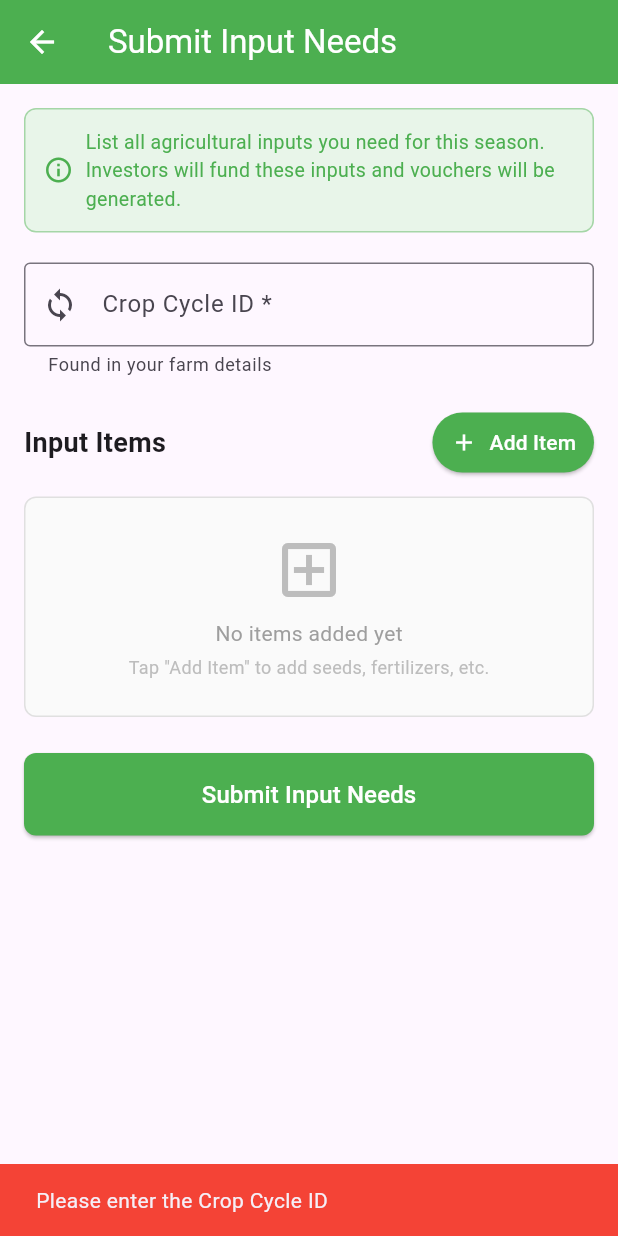
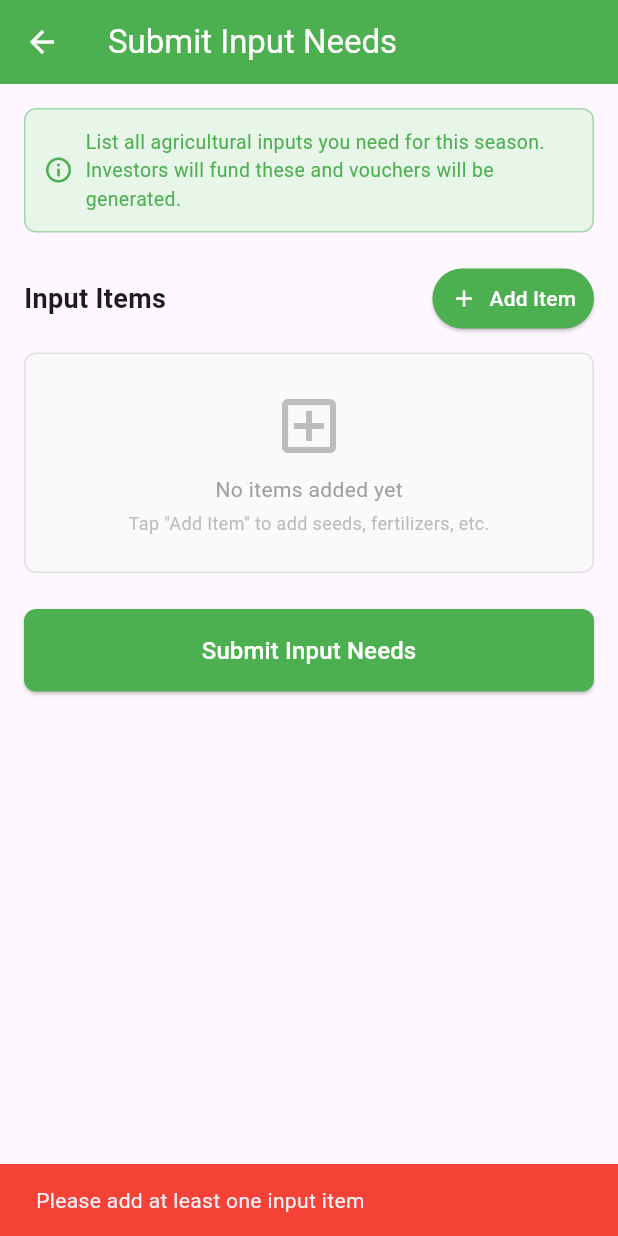
Before and after one commit to selamawitsh/Agri_Yield, a Flutter app: the InputNeedsScreen screen opened directly with empty values, after a tap on "Submit Input Needs", on a phone screen of 412 x 824 dp. Run offline on Flutter 3.47's test engine with Material 3 defaults, Android fonts, the light colour scheme and no system bars; our stand-ins replace dio, shared_preferences; accounts and stored records are empty.

Commit message:
update farmer app input need integration

```diff
--- a/frontend/farmer_mobile_app/lib/screens/farm/input_needs_screen.dart
+++ b/frontend/farmer_mobile_app/lib/screens/farm/input_needs_screen.dart
@@ -12,10 +12,8 @@ class InputNeedsScreen extends StatefulWidget {
 
 class _InputNeedsScreenState extends State<InputNeedsScreen> {
   final _farmService = FarmService();
-  final _cropCycleIdController = TextEditingController();
   bool _isLoading = false;
   String? _error;
-  String? _successMessage;
 
   final List<Map<String, dynamic>> _items = [];
 
@@ -23,15 +21,7 @@ class _InputNeedsScreenState extends State<InputNeedsScreen> {
     'SEED', 'FERTILIZER', 'PESTICIDE', 'TOOL', 'OTHER'
   ];
 
-  final List<String> _units = [
-    'kg', 'litre', 'bag', 'piece'
-  ];
-
-  @override
-  void dispose() {
-    _cropCycleIdController.dispose();
-    super.dispose();
-  }
+  final List<String> _units = ['kg', 'litre', 'bag', 'piece'];
 
   void _addItem() {
     setState(() {
@@ -49,7 +39,6 @@ class _InputNeedsScreenState extends State<InputNeedsScreen> {
   void _removeItem(int index) {
     setState(() {
       _items.removeAt(index);
-      // Reorder sequence
       for (int i = 0; i < _items.length; i++) {
         _items[i]['sequenceOrder'] = i + 1;
       }
@@ -57,10 +46,6 @@ class _InputNeedsScreenState extends State<InputNeedsScreen> {
   }
 
   bool _validateForm() {
-    if (_cropCycleIdController.text.trim().isEmpty) {
-      _showError('Please enter the Crop Cycle ID');
-      return false;
-    }
     if (_items.isEmpty) {
       _showError('Please add at least one input item');
       return false;
@@ -76,7 +61,7 @@ class _InputNeedsScreenState extends State<InputNeedsScreen> {
         return false;
       }
       if ((item['estimatedPriceEtb'] as String).trim().isEmpty) {
-        _showError('Item ${i + 1}: Estimated price is required');
+        _showError('Item ${i + 1}: Price is required');
         return false;
       }
     }
@@ -95,7 +80,6 @@ class _InputNeedsScreenState extends State<InputNeedsScreen> {
     setState(() {
       _isLoading = true;
       _error = null;
-      _successMessage = null;
     });
 
     final formattedItems = _items.map((item) => {
@@ -109,15 +93,12 @@ class _InputNeedsScreenState extends State<InputNeedsScreen> {
 
     final result = await _farmService.submitInputNeeds(
       farmId: widget.farmId,
-      cropCycleId: _cropCycleIdController.text.trim(),
       items: formattedItems,
     );
 
     if (mounted) {
       setState(() => _isLoading = false);
-
       if (result['success'] == true) {
-        setState(() => _successMessage = 'Input needs submitted successfully!');
         ScaffoldMessenger.of(context).showSnackBar(
           const SnackBar(
             content: Text('Input needs submitted successfully!'),
@@ -144,7 +125,6 @@ class _InputNeedsScreenState extends State<InputNeedsScreen> {
         child: Column(
           crossAxisAlignment: CrossAxisAlignment.start,
           children: [
-            // Info banner
             Container(
               padding: const EdgeInsets.all(12),
               decoration: BoxDecoration(
@@ -159,7 +139,7 @@ class _InputNeedsScreenState extends State<InputNeedsScreen> {
                   Expanded(
                     child: Text(
                       'List all agricultural inputs you need for this season. '
-                      'Investors will fund these inputs and vouchers will be generated.',
+                      'Investors will fund these and vouchers will be generated.',
                       style: TextStyle(color: Colors.green, fontSize: 13),
                     ),
                   ),
@@ -168,29 +148,12 @@ class _InputNeedsScreenState extends State<InputNeedsScreen> {
             ),
             const SizedBox(height: 20),
 
-            // Crop Cycle ID
-            TextField(
-              controller: _cropCycleIdController,
-              decoration: const InputDecoration(
-                labelText: 'Crop Cycle ID *',
-                hintText: 'Enter your crop cycle UUID',
-                border: OutlineInputBorder(),
-                prefixIcon: Icon(Icons.loop),
-                helperText: 'Found in your farm details',
-              ),
-            ),
-            const SizedBox(height: 20),
-
-            // Items header
             Row(
               mainAxisAlignment: MainAxisAlignment.spaceBetween,
               children: [
                 const Text(
                   'Input Items',
-                  style: TextStyle(
-                    fontSize: 18,
-                    fontWeight: FontWeight.bold,
-                  ),
+                  style: TextStyle(fontSize: 18, fontWeight: FontWeight.bold),
                 ),
                 ElevatedButton.icon(
                   onPressed: _addItem,
@@ -200,16 +163,13 @@ class _InputNeedsScreenState extends State<InputNeedsScreen> {
                     backgroundColor: Colors.green,
                     foregroundColor: Colors.white,
                     padding: const EdgeInsets.symmetric(
-                      horizontal: 12,
-                      vertical: 8,
-                    ),
+                        horizontal: 12, vertical: 8),
                   ),
                 ),
               ],
             ),
             const SizedBox(height: 12),
 
-            // Items list
             if (_items.isEmpty)
               Container(
                 width: double.infinity,
@@ -224,10 +184,8 @@ class _InputNeedsScreenState extends State<InputNeedsScreen> {
                     Icon(Icons.add_box_outlined,
                         size: 48, color: Colors.grey.shade400),
                     const SizedBox(height: 8),
-                    Text(
-                      'No items added yet',
-                      style: TextStyle(color: Colors.grey.shade500),
-                    ),
+                    Text('No items added yet',
+                        style: TextStyle(color: Colors.grey.shade500)),
                     const SizedBox(height: 4),
                     Text(
                       'Tap "Add Item" to add seeds, fertilizers, etc.',
@@ -238,10 +196,8 @@ class _InputNeedsScreenState extends State<InputNeedsScreen> {
                 ),
               ),
 
-            ...List.generate(_items.length, (index) {
-              final item = _items[index];
-              return _buildItemCard(index, item);
-            }),
+            ...List.generate(_items.length,
+                (index) => _buildItemCard(index, _items[index])),
 
             if (_error != null) ...[
               const SizedBox(height: 16),
@@ -257,10 +213,8 @@ class _InputNeedsScreenState extends State<InputNeedsScreen> {
                     const Icon(Icons.error_outline, color: Colors.red),
                     const SizedBox(width: 8),
                     Expanded(
-                      child: Text(
-                        _error!,
-                        style: const TextStyle(color: Colors.red),
-                      ),
+                      child: Text(_error!,
+                          style: const TextStyle(color: Colors.red)),
                     ),
                   ],
                 ),
@@ -269,22 +223,18 @@ class _InputNeedsScreenState extends State<InputNeedsScreen> {
 
             const SizedBox(height: 24),
 
-            // Total calculation
             if (_items.isNotEmpty) ...[
               Card(
                 color: Colors.green.shade50,
                 shape: RoundedRectangleBorder(
-                  borderRadius: BorderRadius.circular(8),
-                ),
+                    borderRadius: BorderRadius.circular(8)),
                 child: Padding(
                   padding: const EdgeInsets.all(16),
                   child: Row(
                     mainAxisAlignment: MainAxisAlignment.spaceBetween,
                     children: [
-                      const Text(
-                        'Total Estimated Amount',
-                        style: TextStyle(fontWeight: FontWeight.bold),
-                      ),
+                      const Text('Total Estimated Amount',
+                          style: TextStyle(fontWeight: FontWeight.bold)),
                       Text(
                         'ETB ${_calculateTotal().toStringAsFixed(2)}',
                         style: const TextStyle(
@@ -300,7 +250,6 @@ class _InputNeedsScreenState extends State<InputNeedsScreen> {
               const SizedBox(height: 16),
             ],
 
-            // Submit button
             SizedBox(
               width: double.infinity,
               child: ElevatedButton(
@@ -310,22 +259,16 @@ class _InputNeedsScreenState extends State<InputNeedsScreen> {
                   foregroundColor: Colors.white,
                   padding: const EdgeInsets.symmetric(vertical: 16),
                   shape: RoundedRectangleBorder(
-                    borderRadius: BorderRadius.circular(8),
-                  ),
+                      borderRadius: BorderRadius.circular(8)),
                 ),
                 child: _isLoading
                     ? const SizedBox(
                         height: 20,
                         width: 20,
                         child: CircularProgressIndicator(
-                          color: Colors.white,
-                          strokeWidth: 2,
-                        ),
-                      )
-                    : const Text(
-                        'Submit Input Needs',
-                        style: TextStyle(fontSize: 16),
-                      ),
+                            color: Colors.white, strokeWidth: 2))
+                    : const Text('Submit Input Needs',
+                        style: TextStyle(fontSize: 16)),
               ),
             ),
             const SizedBox(height: 32),
@@ -347,13 +290,9 @@ class _InputNeedsScreenState extends State<InputNeedsScreen> {
             Row(
               mainAxisAlignment: MainAxisAlignment.spaceBetween,
               children: [
-                Text(
-                  'Item ${index + 1}',
-                  style: const TextStyle(
-                    fontWeight: FontWeight.bold,
-                    fontSize: 16,
-                  ),
-                ),
+                Text('Item ${index + 1}',
+                    style: const TextStyle(
+                        fontWeight: FontWeight.bold, fontSize: 16)),
                 IconButton(
                   icon: const Icon(Icons.delete_outline, color: Colors.red),
                   onPressed: () => _removeItem(index),
@@ -362,7 +301,6 @@ class _InputNeedsScreenState extends State<InputNeedsScreen> {
             ),
             const SizedBox(height: 8),
 
-            // Product category
             DropdownButtonFormField<String>(
               value: item['productCategory'],
               decoration: const InputDecoration(
@@ -378,7 +316,6 @@ class _InputNeedsScreenState extends State<InputNeedsScreen> {
             ),
             const SizedBox(height: 10),
 
-            // Product name
             TextField(
               decoration: const InputDecoration(
                 labelText: 'Product Name *',
@@ -390,7 +327,6 @@ class _InputNeedsScreenState extends State<InputNeedsScreen> {
             ),
             const SizedBox(height: 10),
 
-            // Quantity and unit in a row
             Row(
               children: [
                 Expanded(
@@ -415,17 +351,16 @@ class _InputNeedsScreenState extends State<InputNeedsScreen> {
                       isDense: true,
                     ),
                     items: _units
-                        .map((u) => DropdownMenuItem(value: u, child: Text(u)))
+                        .map((u) =>
+                            DropdownMenuItem(value: u, child: Text(u)))
                         .toList(),
-                    onChanged: (val) =>
-                        setState(() => item['unit'] = val!),
+                    onChanged: (val) => setState(() => item['unit'] = val!),
                   ),
                 ),
               ],
             ),
             const SizedBox(height: 10),
 
-            // Price
             TextField(
               keyboardType: TextInputType.number,
               decoration: const InputDecoration(
@@ -438,7 +373,6 @@ class _InputNeedsScreenState extends State<InputNeedsScreen> {
             ),
             const SizedBox(height: 8),
 
-            // Sequence order display
             Text(
               'Redemption order: ${item['sequenceOrder']}',
               style: TextStyle(
@@ -456,8 +390,7 @@ class _InputNeedsScreenState extends State<InputNeedsScreen> {
   double _calculateTotal() {
     double total = 0;
     for (final item in _items) {
-      final price = double.tryParse(item['estimatedPriceEtb'] ?? '') ?? 0;
-      total += price;
+      total += double.tryParse(item['estimatedPriceEtb'] ?? '') ?? 0;
     }
     return total;
   }
```
Also changed, not shown: frontend/farmer_mobile_app/lib/services/farm_service.dart (+4 -23 lines).
